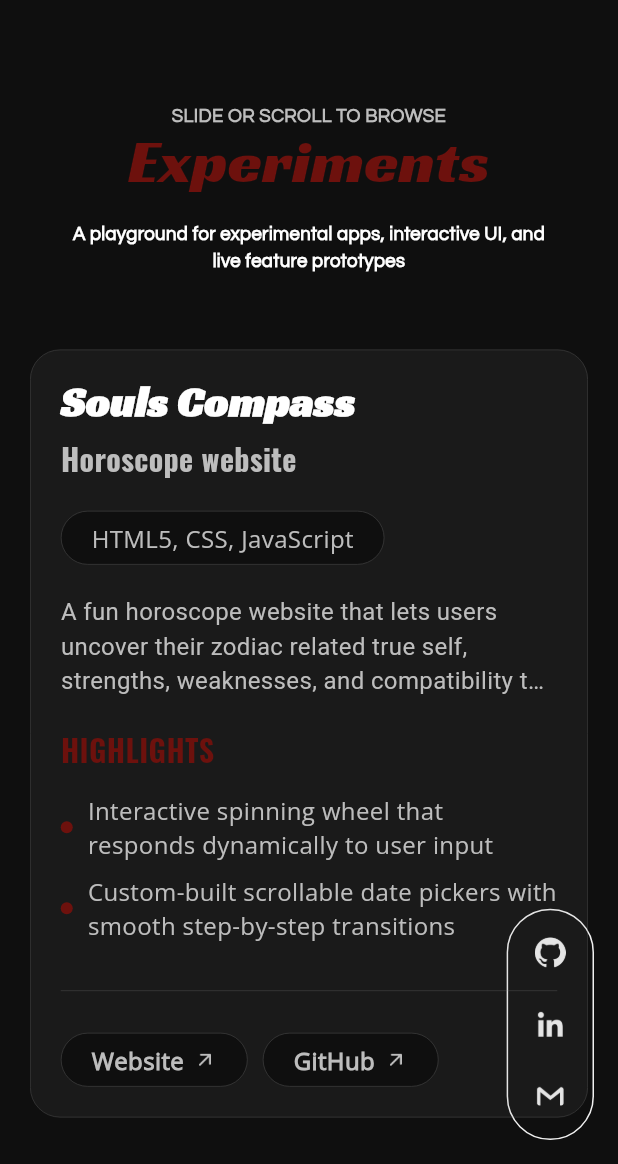
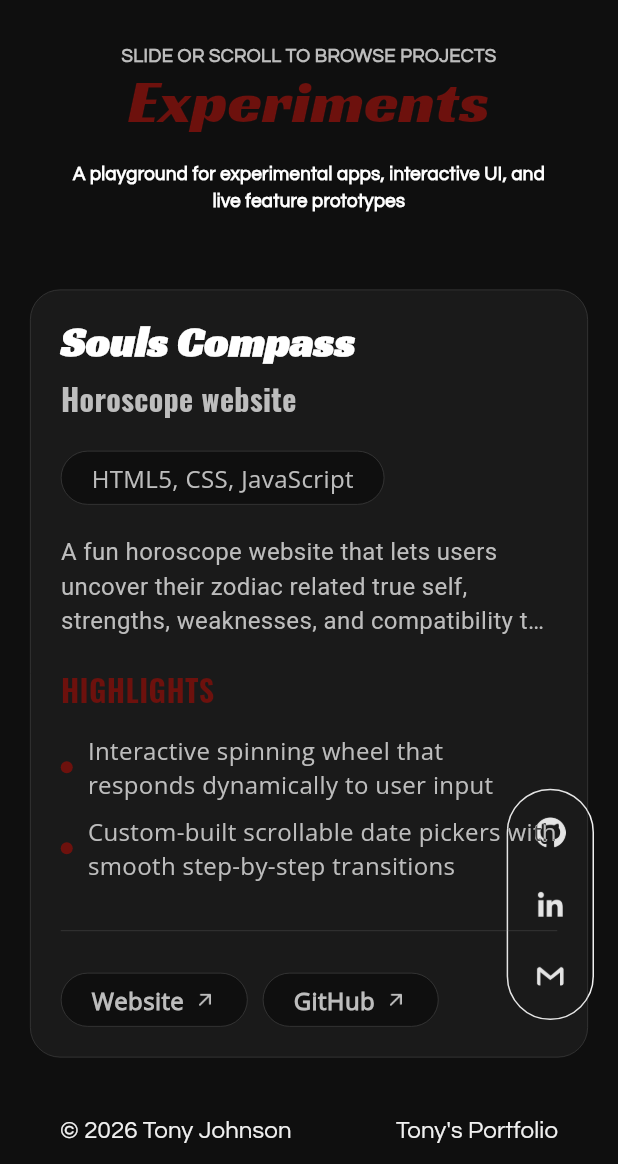
Before and after one commit to ThetHtooKyaw/Tony-Portfolio, a Flutter app: the ExperimentsView screen opened by its route, on a phone screen of 412 x 824 dp, the part 72-1236 px from its top. Run offline on Flutter 3.47's test engine with Material 3 defaults, Android fonts, the phone set to English and light mode, and no system bars; drawn by our look-alikes of auto_size_text, flutter_animate; our stand-ins replace flutter_dotenv, go_router, lottie, visibility_detector; missing offline and left inert: flutter_3d_carousel, marqueer.

Commit message:
UI Modification & Bug fixes

```diff
--- a/lib/core/utils/router.dart
+++ b/lib/core/utils/router.dart
@@ -39,12 +39,17 @@ final GoRouter router = GoRouter(
     ),
     GoRoute(
       path: '/certificates',
-      pageBuilder: (context, state) => AnimatedScreenTransition(
-        newScreen: CertificateDetailView(
-          certificates: state.extra as List<MinorCertificateModel>,
-        ),
-        key: state.pageKey,
-      ),
+      pageBuilder: (context, state) {
+        final extra = state.extra as Map<String, dynamic>;
+
+        return AnimatedScreenTransition(
+          newScreen: CertificateDetailView(
+            title: extra['title'] as String,
+            certificates: extra['certificates'] as List<MinorCertificateModel>,
+          ),
+          key: state.pageKey,
+        );
+      },
     ),
     GoRoute(
       path: '/experiments',
--- a/lib/src/award/views/major_certificate_section.dart
+++ b/lib/src/award/views/major_certificate_section.dart
@@ -67,7 +67,7 @@ class MajorCertificateSection extends StatelessWidget {
 
           // Instruction
           SubTitleWidget(
-            subtitle: 'CLICK TO VIEW ANIMATED',
+            subtitle: 'CLICK OR SLIDE TO ANIMATE',
             color: AppColor.shadow,
           ),
 
--- a/lib/src/experiments/views/experiments_view.dart
+++ b/lib/src/experiments/views/experiments_view.dart
@@ -36,26 +36,37 @@ class _ExperimentsViewState extends State<ExperimentsView>
   @override
   Widget build(BuildContext context) {
     final screenSize = MediaQuery.sizeOf(context);
+    final isDesktop = ResponsiveWidget.isDesktop(context);
 
     return Scaffold(
       appBar: buildAppBar(context: context, screenSize: screenSize),
       floatingActionButton: FloatingBtn(
         scrollController: _scrollController,
         delay: Duration(milliseconds: 0),
+        notScrollable: true,
       ),
-      body: Padding(
+      body: isDesktop
+          ? _buildTemporaryLayout(isDesktop)
+          : SingleChildScrollView(
+              controller: _scrollController,
+              child: Padding(
                 padding: const EdgeInsets.symmetric(
                   horizontal: AppFormat.primaryPadding,
                 ),
-        child: SingleChildScrollView(
-          controller: _scrollController,
-          child: Column(
+                child: _buildTemporaryLayout(isDesktop),
+              ),
+            ),
+    );
+  }
+
+  Widget _buildTemporaryLayout(bool isDesktop) {
+    return Column(
       children: [
-              const SizedBox(height: 60),
+        const SizedBox(height: 20),
 
         // Instruction
         SubTitleWidget(
-                subtitle: 'SLIDE OR SCROLL TO BROWSE',
+          subtitle: 'SLIDE OR SCROLL TO BROWSE PROJECTS',
           color: AppColor.light,
         ),
 
@@ -78,13 +89,11 @@ class _ExperimentsViewState extends State<ExperimentsView>
 
           return ExperimentProjectCard(index: index, project: project);
         }),
+        if (isDesktop) const Spacer(),
 
         // Bottom Bar
-              BottomBar(scrollController: _scrollController),
+        BottomBar(scrollController: _scrollController, isDetailView: true),
       ],
-          ),
-        ),
-      ),
     );
   }
 }
@@ -110,16 +119,13 @@ class _ExperimentProjectCardState extends State<ExperimentProjectCard> {
     final isDesktop = ResponsiveWidget.isDesktop(context);
     final project = widget.project;
 
-    final card = Center(
-      child: AnimatedContainer(
+    final card = AnimatedContainer(
       transform: Matrix4.translationValues(0, _isHovering ? -5.0 : 0, 0),
       duration: const Duration(milliseconds: 200),
       curve: Curves.easeOut,
+      margin: const EdgeInsets.symmetric(vertical: AppFormat.secondaryPadding),
+      padding: const EdgeInsets.all(AppFormat.primaryPadding),
       width: isDesktop ? 900 : double.infinity,
-        margin: const EdgeInsets.symmetric(
-          vertical: AppFormat.secondaryPadding,
-        ),
-        padding: const EdgeInsets.all(AppFormat.primaryPadding),
       decoration: BoxDecoration(
         color: AppColor.card,
         border: Border.all(color: AppColor.disable, width: 0.5),
@@ -193,7 +199,6 @@ class _ExperimentProjectCardState extends State<ExperimentProjectCard> {
           ),
         ],
       ),
-      ),
     );
 
     if (isDesktop) {
--- a/lib/src/home/views/project_section.dart
+++ b/lib/src/home/views/project_section.dart
@@ -129,7 +129,6 @@ class _ProjectCardState extends State<ProjectCard>
   ) {
     return GestureDetector(
       onTap: () => context.push('/project_detail', extra: widget.project),
-      child: Center(
       child: AnimatedContainer(
         transform: Matrix4.translationValues(0, _isHovering ? -5.0 : 0, 0),
         duration: const Duration(milliseconds: 200),
@@ -161,9 +160,7 @@ class _ProjectCardState extends State<ProjectCard>
                         project.name,
                         style: TextStyle(
                           fontFamily: 'Racing Sans One',
-                            color: _isHovering
-                                ? AppColor.accent
-                                : AppColor.white,
+                          color: _isHovering ? AppColor.accent : AppColor.white,
                           fontSize: 28,
                           fontWeight: FontWeight.bold,
                           height: 1,
@@ -215,7 +212,6 @@ class _ProjectCardState extends State<ProjectCard>
           ],
         ),
       ),
-      ),
     );
   }
 }
--- a/lib/src/widgets/floating_btn.dart
+++ b/lib/src/widgets/floating_btn.dart
@@ -10,10 +10,12 @@ import 'package:url_launcher/url_launcher.dart';
 class FloatingBtn extends StatefulWidget {
   final ScrollController scrollController;
   final Duration delay;
+  final bool notScrollable;
   const FloatingBtn({
     super.key,
     required this.scrollController,
     required this.delay,
+    this.notScrollable = false,
   });
 
   @override
@@ -63,7 +65,7 @@ class _FloatingBtnState extends State<FloatingBtn> {
       duration: const Duration(milliseconds: 300),
       curve: Curves.easeInOut,
       padding: EdgeInsets.only(
-        bottom: isNearBottom
+        bottom: (isNearBottom || widget.notScrollable)
             ? isLargeScreen
                   ? 100.0
                   : 80.0
--- a/lib/src/widgets/title_widget.dart
+++ b/lib/src/widgets/title_widget.dart
@@ -6,7 +6,13 @@ import 'package:tony_portfolio/core/utils/responsive_widget.dart';
 class TitleWidget extends StatelessWidget {
   final String title;
   final Color color;
-  const TitleWidget({super.key, required this.title, required this.color});
+  final bool isLongTitle;
+  const TitleWidget({
+    super.key,
+    required this.title,
+    required this.color,
+    this.isLongTitle = false,
+  });
 
   @override
   Widget build(BuildContext context) {
@@ -21,7 +27,7 @@ class TitleWidget extends StatelessWidget {
       ),
       child: AutoSizeText(
         title,
-        maxFontSize: 100,
+        maxFontSize: isLongTitle ? 80 : 100,
         minFontSize: 30,
         maxLines: 1,
         textAlign: TextAlign.center,
```
Also changed, not shown: lib/src/award/model/certificate_model.dart (+39 -39 lines), lib/src/award/views/certificate_detail_view.dart (+15 -3 lines), lib/src/award/widgets/animated_certificate_card.dart (+10 -4 lines). Lines whose indentation alone changed are shown as unchanged.
